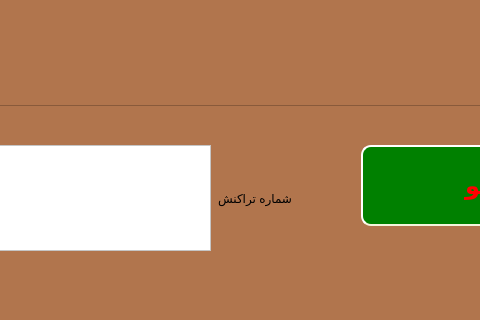
First picture: the form in Project_Ap/purchaserecords.ui, repository AP-projects-4001/metagoofill, before the edit; both pictures show x 249 to 729 and y 335 to 655 of the 1004 by 655 pixel window.
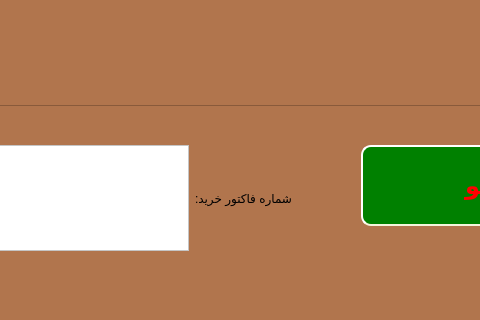
Second picture: the form after the edit.

What changed in the file:
```diff
--- a/Project_Ap/purchaserecords.ui
+++ b/Project_Ap/purchaserecords.ui
@@ -82,7 +82,7 @@
        <string notr="true">font: 18pt &quot;MS Shell Dlg 2&quot;;</string>
       </property>
       <property name="text">
-       <string>شماره تراکنش</string>
+       <string>شماره فاکتور خرید:</string>
       </property>
      </widget>
     </item>
```
